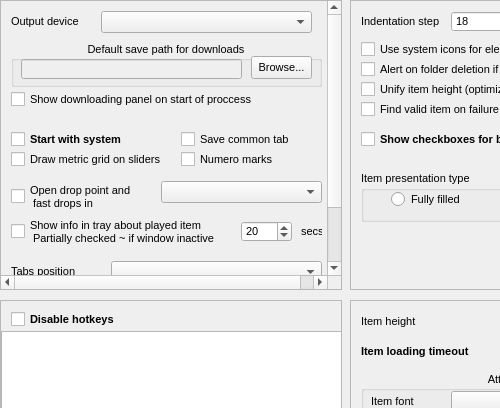
jeyboy/playo3, file dialogs/settings_dialog.ui: the form before one commit; both pictures show x 0 to 500 and y 0 to 408 of the 1050 by 949 pixel window.
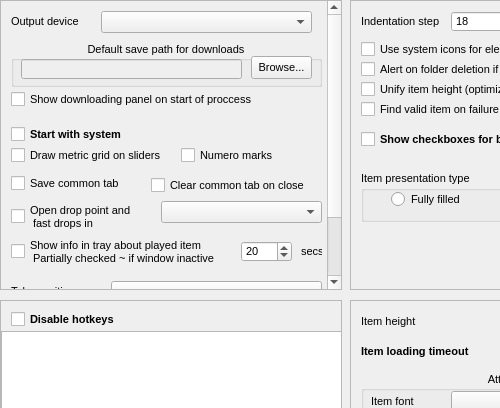
The form after the commit.

Commit message: add clearing of common tab

```diff
--- a/dialogs/settings_dialog.ui
+++ b/dialogs/settings_dialog.ui
@@ -1315,9 +1315,9 @@
     <property name="geometry">
      <rect>
       <x>0</x>
-      <y>0</y>
-      <width>340</width>
-      <height>350</height>
+      <y>-82</y>
+      <width>323</width>
+      <height>370</height>
      </rect>
     </property>
     <widget class="QComboBox" name="colorScheme">
@@ -1334,7 +1334,7 @@
      <property name="geometry">
       <rect>
        <x>10</x>
-       <y>150</y>
+       <y>146</y>
        <width>171</width>
        <height>17</height>
       </rect>
@@ -1347,7 +1347,7 @@
      <property name="geometry">
       <rect>
        <x>160</x>
-       <y>180</y>
+       <y>200</y>
        <width>161</width>
        <height>22</height>
       </rect>
@@ -1415,7 +1415,7 @@
      <property name="geometry">
       <rect>
        <x>180</x>
-       <y>150</y>
+       <y>146</y>
        <width>141</width>
        <height>17</height>
       </rect>
@@ -1427,8 +1427,8 @@
     <widget class="QCheckBox" name="saveCommonTab">
      <property name="geometry">
       <rect>
-       <x>180</x>
-       <y>130</y>
+       <x>10</x>
+       <y>174</y>
        <width>131</width>
        <height>17</height>
       </rect>
@@ -1441,7 +1441,7 @@
      <property name="geometry">
       <rect>
        <x>110</x>
-       <y>260</y>
+       <y>280</y>
        <width>211</width>
        <height>22</height>
       </rect>
@@ -1451,7 +1451,7 @@
      <property name="geometry">
       <rect>
        <x>10</x>
-       <y>260</y>
+       <y>280</y>
        <width>81</width>
        <height>21</height>
       </rect>
@@ -1464,7 +1464,7 @@
      <property name="geometry">
       <rect>
        <x>10</x>
-       <y>130</y>
+       <y>125</y>
        <width>131</width>
        <height>17</height>
       </rect>
@@ -1487,7 +1487,7 @@
      <property name="geometry">
       <rect>
        <x>10</x>
-       <y>180</y>
+       <y>200</y>
        <width>141</width>
        <height>31</height>
       </rect>
@@ -1569,7 +1569,7 @@
      <property name="geometry">
       <rect>
        <x>240</x>
-       <y>220</y>
+       <y>240</y>
        <width>51</width>
        <height>21</height>
       </rect>
@@ -1588,7 +1588,7 @@
      <property name="geometry">
       <rect>
        <x>300</x>
-       <y>220</y>
+       <y>240</y>
        <width>21</width>
        <height>21</height>
       </rect>
@@ -1601,7 +1601,7 @@
      <property name="geometry">
       <rect>
        <x>10</x>
-       <y>210</y>
+       <y>230</y>
        <width>221</width>
        <height>41</height>
       </rect>
@@ -1614,6 +1614,19 @@
       <bool>true</bool>
      </property>
     </widget>
+    <widget class="QCheckBox" name="clearCommonTab">
+     <property name="geometry">
+      <rect>
+       <x>150</x>
+       <y>174</y>
+       <width>161</width>
+       <height>20</height>
+      </rect>
+     </property>
+     <property name="text">
+      <string>Clear common tab on close</string>
+     </property>
+    </widget>
    </widget>
   </widget>
   <widget class="QWidget" name="buttons" native="true">
```
Left out of the diff: 8 changed lines with no effect on the pictures. The commit also changes 8 other files.
